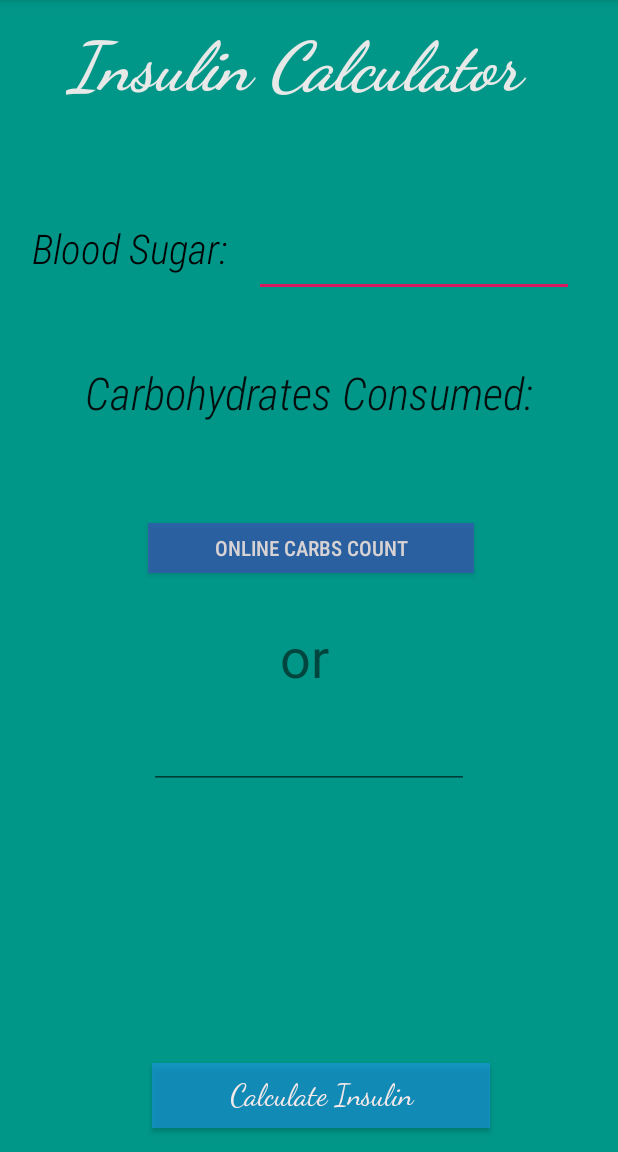
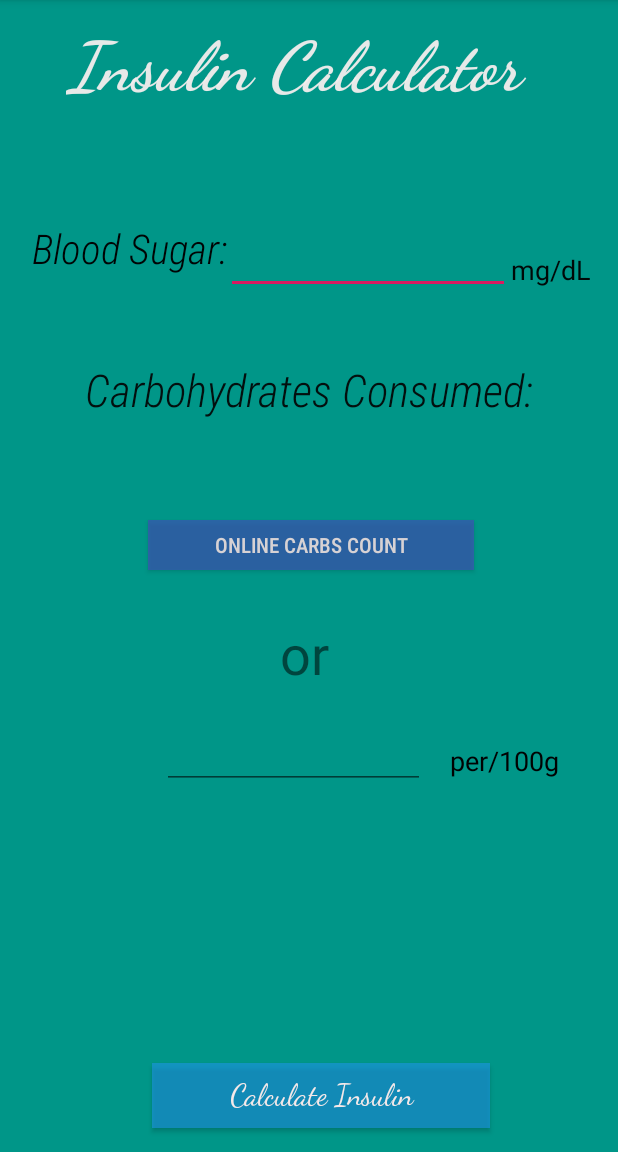
Before and after one commit to sid1719/Insulin_Usage_Calculator, an Android app: the Main3Activity screen opened directly, with no data from a screen before it, on a phone screen of 412 x 824 dp, the part 84-1236 px from its top. Run offline under Robolectric (Android 15) with nearby library versions, the phone set to English and light mode, and no system bars.

Commit message:
included units in activity 3

```diff
--- a/app/src/main/res/layout/activity_main.xml
+++ b/app/src/main/res/layout/activity_main.xml
@@ -29,10 +29,9 @@
         android:background="#43E8FA"
         app:layout_constraintBottom_toBottomOf="parent"
         app:layout_constraintEnd_toEndOf="parent"
-        app:layout_constraintHorizontal_bias="0.0"
         app:layout_constraintStart_toStartOf="parent"
         app:layout_constraintTop_toTopOf="parent"
-        app:layout_constraintVertical_bias="0.0"
+        app:layout_constraintVertical_bias="1.0"
         app:srcCompat="@drawable/child" />
 
 </androidx.constraintlayout.widget.ConstraintLayout>
--- a/app/src/main/res/layout/activity_main3.xml
+++ b/app/src/main/res/layout/activity_main3.xml
@@ -23,10 +23,10 @@
 
     <EditText
         android:id="@+id/editText"
-        android:layout_width="wrap_content"
-        android:layout_height="wrap_content"
+        android:layout_width="189dp"
+        android:layout_height="43dp"
         android:layout_marginTop="57dp"
-        android:layout_marginEnd="29dp"
+        android:layout_marginEnd="72dp"
         android:ems="10"
         android:importantForAutofill="no"
         android:inputType="number"
@@ -35,13 +35,13 @@
 
     <EditText
         android:id="@+id/editText4"
-        android:layout_width="wrap_content"
-        android:layout_height="wrap_content"
+        android:layout_width="175dp"
+        android:layout_height="47dp"
+        android:layout_marginStart="108dp"
         android:layout_marginTop="5dp"
-        android:layout_marginEnd="99dp"
         android:ems="10"
         android:inputType="number"
-        app:layout_constraintEnd_toEndOf="parent"
+        app:layout_constraintStart_toStartOf="parent"
         app:layout_constraintTop_toBottomOf="@+id/textView4" />
 
     <Button
@@ -114,4 +114,28 @@
         android:textStyle="italic"
         app:layout_constraintStart_toStartOf="parent"
         app:layout_constraintTop_toBottomOf="@+id/textView2" />
+
+    <TextView
+        android:id="@+id/textView20"
+        android:layout_width="wrap_content"
+        android:layout_height="wrap_content"
+        android:layout_marginTop="72dp"
+        android:layout_marginEnd="18dp"
+        android:text="mg/dL"
+        android:textColor="#F0000000"
+        android:textSize="18sp"
+        app:layout_constraintEnd_toEndOf="parent"
+        app:layout_constraintTop_toBottomOf="@+id/textView2" />
+
+    <TextView
+        android:id="@+id/textView21"
+        android:layout_width="96dp"
+        android:layout_height="29dp"
+        android:layout_marginTop="184dp"
+        android:layout_marginEnd="16dp"
+        android:text="per/100g"
+        android:textColor="#FC000000"
+        android:textSize="18sp"
+        app:layout_constraintEnd_toEndOf="parent"
+        app:layout_constraintTop_toBottomOf="@+id/textView5" />
 </androidx.constraintlayout.widget.ConstraintLayout>
```
